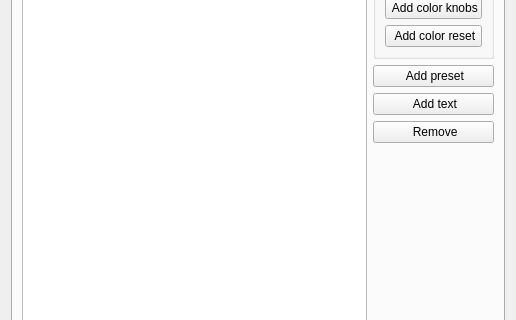
First picture: the form in ui/src/virtualconsole/vcmatrixproperties.ui, repository filipolszewsk/qlcplus, before the edit; both pictures show x 0 to 516 and y 134 to 454 of the 516 by 631 pixel window.
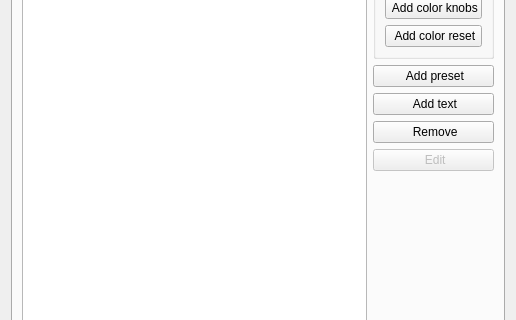
Second picture: the form after the edit. The open tabs and pages were chosen to show the change. Icons and pictures are not drawn.

Commit message: Add preset editing and improve animation preset behavior

```diff
--- a/ui/src/virtualconsole/vcmatrixproperties.ui
+++ b/ui/src/virtualconsole/vcmatrixproperties.ui
@@ -318,6 +318,20 @@
            </property>
           </widget>
          </item>
+         <item row="4" column="2">
+          <widget class="QPushButton" name="m_editPresetButton">
+           <property name="text">
+            <string> Edit</string>
+           </property>
+           <property name="icon">
+            <iconset resource="../qlcui.qrc">
+             <normaloff>:/edit.png</normaloff>:/edit.png</iconset>
+           </property>
+           <property name="enabled">
+            <bool>false</bool>
+           </property>
+          </widget>
+         </item>
          <item row="0" column="2">
           <widget class="QGroupBox" name="groupBox">
            <property name="title">
```
The commit also changes 8 other files.
